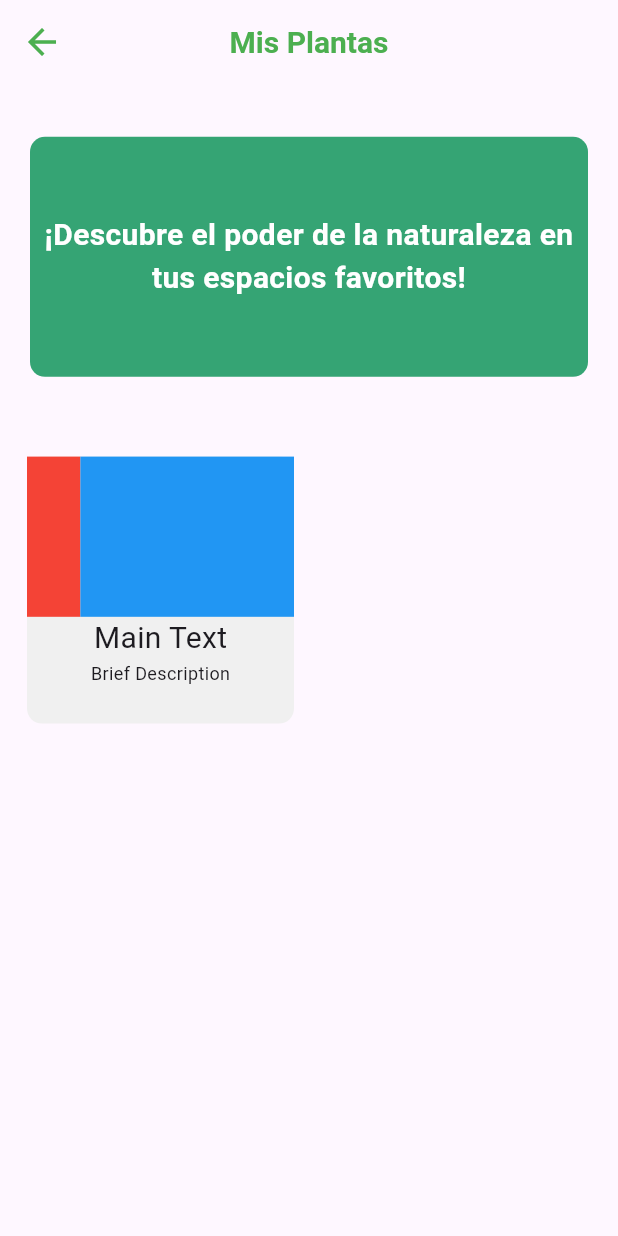
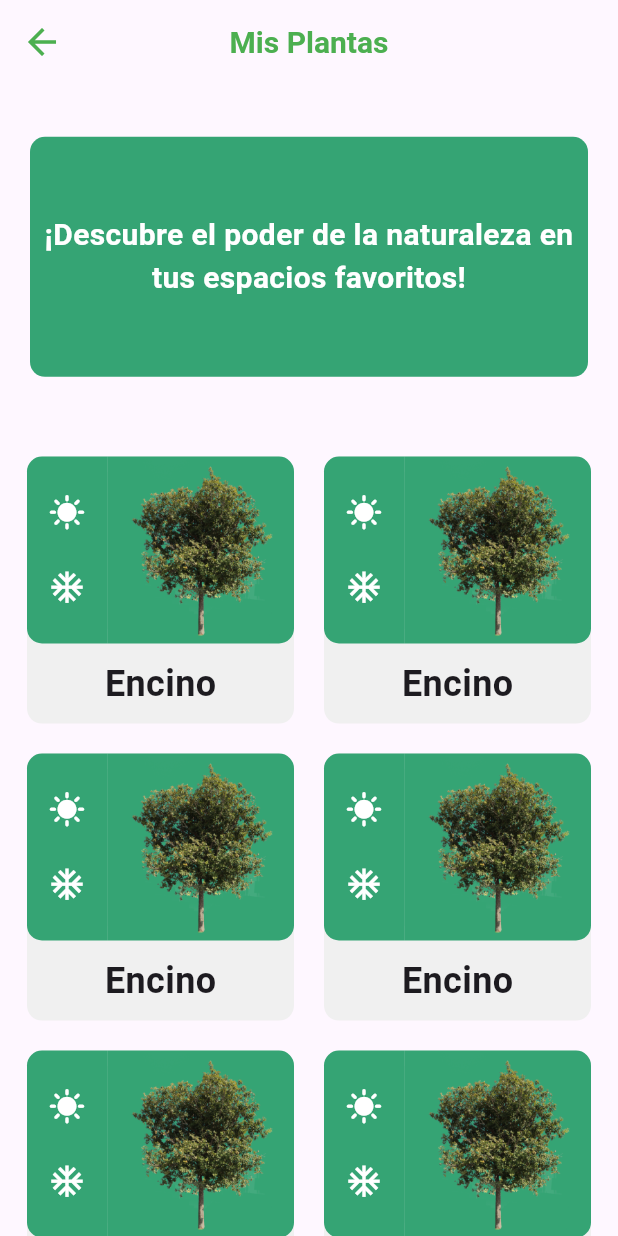
Before and after one commit to kevdev04/OxygenAR, a Flutter app: the Library screen opened directly, on a phone screen of 412 x 824 dp. Run offline on Flutter 3.47's test engine with Material 3 defaults, Android fonts, the phone set to English and light mode, and no system bars; drawn by our look-alikes of carousel_slider; our stand-ins replace firebase_core, geocoding, google_maps_flutter; accounts and stored records are empty; project files that could hold a hidden picture were left out.

Commit message:
Add imports and use Plantscard widget in Library view

```diff
--- a/lib/views/library.dart
+++ b/lib/views/library.dart
@@ -1,8 +1,11 @@
 // library.dart
 import 'package:flutter/material.dart';
 import 'package:carousel_slider/carousel_slider.dart';
+import 'package:flutter/rendering.dart';
+import 'package:flutter/widgets.dart';
 import 'package:oxygenar_front/main.dart';
 import 'package:oxygenar_front/views/details.dart';
+import 'package:oxygenar_front/widgets/plant_card.dart';
 
 List<String> texts = [
   '¡Descubre el poder de la naturaleza en tus espacios favoritos!',
@@ -90,61 +93,15 @@ class Library extends StatelessWidget {
                     mainAxisSpacing: 20, // Spacing between items vertically
                     crossAxisSpacing: 20, // Spacing between items horizontally
                     padding: const EdgeInsets.all(18.0), // Add padding
-                    children: <Widget>[
-                      GestureDetector(
-                        onTap: () {
-                          Navigator.push(context,
-                              MaterialPageRoute(builder: (context) {
-                            return const Details();
-                          }));
-                        },
-                        child: Container(
-                          decoration: BoxDecoration(
-                            color: const Color(0xFFF0F0F0),
-                            borderRadius: BorderRadius.circular(10),
-                          ),
-                          child: Column(
-                            children: [
-                              Expanded(
-                                flex: 6,
-                                child: Row(
-                                  children: [
-                                    Expanded(
-                                      flex: 2,
-                                      child: Container(
-                                        color: Colors
-                                            .red, // Replace with your desired color or decoration
-                                      ),
-                                    ),
-                                    Expanded(
-                                      flex: 8,
-                                      child: Container(
-                                        color: Colors
-                                            .blue, // Replace with your desired color or decoration
-                                      ),
-                                    ),
-                                  ],
-                                ),
-                              ),
-                              const Expanded(
-                                flex: 4,
-                                child: Column(
-                                  children: [
-                                    Text('Main Text',
-                                        style: TextStyle(
-                                            fontSize:
-                                                20)), // Replace with your main text
-                                    Text('Brief Description',
-                                        style: TextStyle(
-                                            fontSize:
-                                                12)), // Replace with your brief description
-                                  ],
-                                ),
-                              ),
-                            ],
-                          ),
-                        ),
-                      )
+                    children: const <Widget>[
+                      Plantscard(),
+                      Plantscard(),
+                      Plantscard(),
+                      Plantscard(),
+                      Plantscard(),
+                      Plantscard(),
+                      Plantscard(),
+                      Plantscard(),
                     ],
                   ),
                 ),
--- /dev/null
+++ b/lib/widgets/plant_card.dart
@@ -0,0 +1,84 @@
+import 'package:flutter/material.dart';
+import 'package:oxygenar_front/views/details.dart';
+
+class Plantscard extends StatelessWidget {
+  const Plantscard({super.key});
+
+  @override
+  Widget build(BuildContext context) {
+    return GestureDetector(
+      onTap: () {
+        Navigator.push(context, MaterialPageRoute(builder: (context) {
+          return const Details();
+        }));
+      },
+      child: Container(
+        decoration: BoxDecoration(
+          color: const Color(0xFFF0F0F0),
+          borderRadius: BorderRadius.circular(10),
+        ),
+        child: Column(
+          children: [
+            Expanded(
+              flex: 7,
+              child: Row(
+                children: [
+                  Expanded(
+                    flex: 3,
+                    child: Container(
+                      decoration: const BoxDecoration(
+                        color: Color(0xFF35A474),
+                        borderRadius: BorderRadius.only(
+                          topLeft: Radius.circular(10),
+                          bottomLeft: Radius.circular(10),
+                        ),
+                      ),
+                      child: const Column(
+                        mainAxisAlignment: MainAxisAlignment.spaceEvenly,
+                        children: [
+                          Icon(
+                            Icons.sunny, // Replace with your first icon
+                            color: Colors.white,
+                            size: 25,
+                          ),
+                          Icon(
+                            Icons.ac_unit, // Replace with your second icon
+                            color: Colors.white,
+                            size: 25,
+                          ),
+                        ],
+                      ),
+                    ),
+                  ),
+                  Expanded(
+                    flex: 7,
+                    child: Container(
+                      decoration: const BoxDecoration(
+                          color: Color(0xFF35A474),
+                          borderRadius: BorderRadius.only(
+                              topRight: Radius.circular(10),
+                              bottomRight: Radius.circular(10)),
+                          image: DecorationImage(
+                              image: AssetImage('assets/plants/arbol.png'),
+                              fit: BoxFit.cover)),
+                    ),
+                  ),
+                ],
+              ),
+            ),
+            const Expanded(
+              flex: 3,
+              child: Center(
+                // Add this line
+                child: Text(
+                  'Encino',
+                  style: TextStyle(fontSize: 24, fontWeight: FontWeight.bold),
+                ),
+              ),
+            ),
+          ],
+        ),
+      ),
+    );
+  }
+}
--- a/pubspec.yaml
+++ b/pubspec.yaml
@@ -45,6 +45,7 @@ dependencies:
   google_maps_flutter: ^2.2.8
   fluttertoast: ^8.2.4
   geocoding: ^3.0.0
+  cloud_firestore: ^4.16.0
 
 dev_dependencies:
   flutter_test:
```
Also changed, not shown: pubspec.lock, 3 other files.
